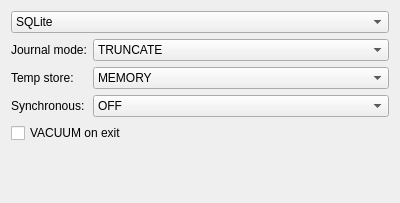
First picture: the form in src/util/db/backendselector.ui, repository 0xd34df00d/leechcraft, before the edit.
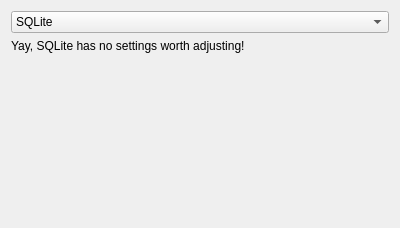
Second picture: the form after the edit. The open tabs and pages were chosen to show the change.

Commit message: [Util] Drop SQLite options configuration widget.

```diff
--- a/src/util/db/backendselector.ui
+++ b/src/util/db/backendselector.ui
@@ -7,7 +7,7 @@
     <x>0</x>
     <y>0</y>
     <width>400</width>
-    <height>188</height>
+    <height>228</height>
    </rect>
   </property>
   <property name="windowTitle">
@@ -44,99 +44,9 @@
         <number>0</number>
        </property>
        <item>
-        <layout class="QFormLayout" name="formLayout">
-         <property name="fieldGrowthPolicy">
-          <enum>QFormLayout::AllNonFixedFieldsGrow</enum>
-         </property>
-         <item row="0" column="0">
-          <widget class="QLabel" name="label">
-           <property name="text">
-            <string>Journal mode:</string>
-           </property>
-          </widget>
-         </item>
-         <item row="0" column="1">
-          <widget class="QComboBox" name="SQLiteJournalMode_">
-           <item>
-            <property name="text">
-             <string notr="true">TRUNCATE</string>
-            </property>
-           </item>
-           <item>
-            <property name="text">
-             <string notr="true">DELETE</string>
-            </property>
-           </item>
-           <item>
-            <property name="text">
-             <string notr="true">PERSIST</string>
-            </property>
-           </item>
-           <item>
-            <property name="text">
-             <string notr="true">MEMORY</string>
-            </property>
-           </item>
-           <item>
-            <property name="text">
-             <string notr="true">OFF</string>
-            </property>
-           </item>
-          </widget>
-         </item>
-         <item row="1" column="0">
-          <widget class="QLabel" name="label_2">
-           <property name="text">
-            <string>Temp store:</string>
-           </property>
-          </widget>
-         </item>
-         <item row="1" column="1">
-          <widget class="QComboBox" name="SQLiteTempStore_">
-           <item>
-            <property name="text">
-             <string notr="true">MEMORY</string>
-            </property>
-           </item>
-           <item>
-            <property name="text">
-             <string notr="true">FILE</string>
-            </property>
-           </item>
-          </widget>
-         </item>
-         <item row="2" column="0">
-          <widget class="QLabel" name="label_3">
-           <property name="text">
-            <string>Synchronous:</string>
-           </property>
-          </widget>
-         </item>
-         <item row="2" column="1">
-          <widget class="QComboBox" name="SQLiteSynchronous_">
-           <item>
-            <property name="text">
-             <string notr="true">OFF</string>
-            </property>
-           </item>
-           <item>
-            <property name="text">
-             <string notr="true">NORMAL</string>
-            </property>
-           </item>
-           <item>
-            <property name="text">
-             <string notr="true">FULL</string>
-            </property>
-           </item>
-          </widget>
-         </item>
-        </layout>
-       </item>
-       <item>
-        <widget class="QCheckBox" name="SQLiteVacuum_">
+        <widget class="QLabel" name="label">
          <property name="text">
-          <string>VACUUM on exit</string>
+          <string>Yay, SQLite has no settings worth adjusting!</string>
          </property>
         </widget>
        </item>
```
Left out of the diff: 22 changed lines with no effect on the pictures. The commit also changes 1 other file.
